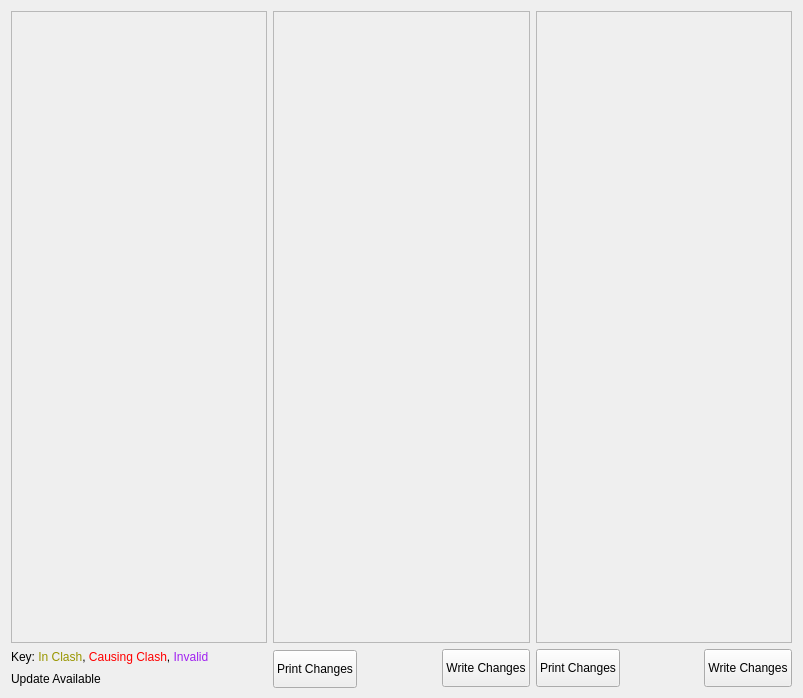
Old version of the form dls_dependency_tree/dependency_checker.ui in the repository DiamondLightSource/dls-dependency-tree.
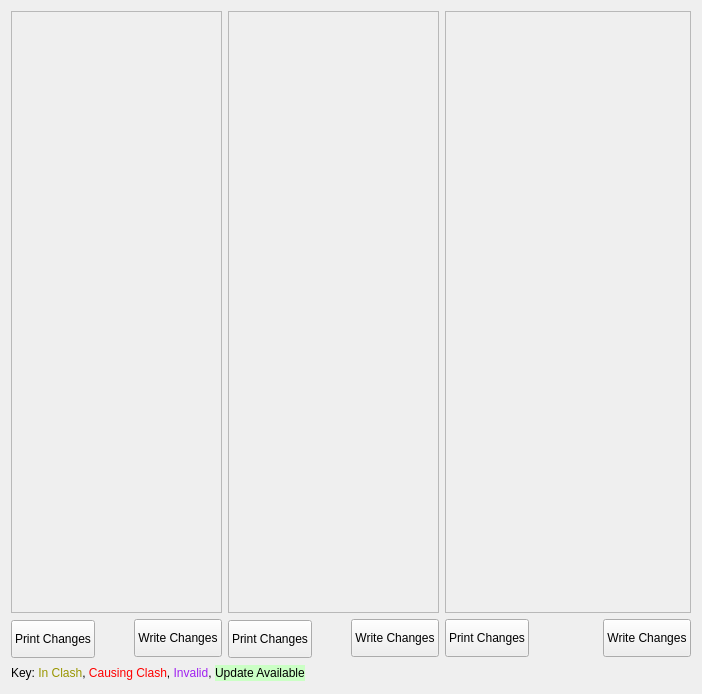
New version of the form.

Commit message: dls_dependency_tree: modified so it works with RELEASE.Common.blah files and understands iocbuilder _RELEASE files better.

The edit to the form file:
```diff
--- a/dls_dependency_tree/dependency_checker.ui
+++ b/dls_dependency_tree/dependency_checker.ui
@@ -6,90 +6,84 @@
    <rect>
     <x>0</x>
     <y>0</y>
-    <width>803</width>
-    <height>698</height>
+    <width>702</width>
+    <height>694</height>
    </rect>
   </property>
   <property name="windowTitle">
    <string>Form1</string>
   </property>
   <widget class="QWidget" name="widget">
-   <property name="geometry">
-    <rect>
-     <x>0</x>
-     <y>0</y>
-     <width>803</width>
-     <height>698</height>
-    </rect>
-   </property>
-   <layout class="QGridLayout">
-    <item row="2" column="0">
-     <widget class="QLabel" name="textLabel1_2">
-      <property name="sizePolicy">
-       <sizepolicy hsizetype="Expanding" vsizetype="Fixed">
-        <horstretch>0</horstretch>
-        <verstretch>0</verstretch>
-       </sizepolicy>
-      </property>
-      <property name="minimumSize">
-       <size>
-        <width>210</width>
-        <height>16</height>
-       </size>
-      </property>
-      <property name="text">
-       <string>Update Available</string>
-      </property>
-      <property name="wordWrap">
-       <bool>false</bool>
-      </property>
-     </widget>
-    </item>
-    <item row="1" column="0">
-     <widget class="QLabel" name="textLabel1">
-      <property name="sizePolicy">
-       <sizepolicy hsizetype="Expanding" vsizetype="Fixed">
-        <horstretch>0</horstretch>
-        <verstretch>0</verstretch>
-       </sizepolicy>
-      </property>
-      <property name="minimumSize">
-       <size>
-        <width>210</width>
-        <height>16</height>
-       </size>
-      </property>
-      <property name="maximumSize">
-       <size>
-        <width>32767</width>
-        <height>16</height>
-       </size>
-      </property>
-      <property name="text">
-       <string>Key:   &lt;font color=&quot;#999600&quot;&gt;In Clash&lt;/font&gt;,  &lt;font color=&quot;#ff0000&quot;&gt;Causing Clash&lt;/font&gt;,  &lt;font color=&quot;#a020f0&quot;&gt;Invalid&lt;/font&gt;</string>
-      </property>
-      <property name="wordWrap">
-       <bool>false</bool>
-      </property>
-     </widget>
-    </item>
+   <layout class="QGridLayout" name="gridLayout">
     <item row="0" column="0">
-     <widget class="QFrame" name="originalFrame">
-      <property name="sizePolicy">
-       <sizepolicy hsizetype="Minimum" vsizetype="Minimum">
-        <horstretch>0</horstretch>
-        <verstretch>0</verstretch>
-       </sizepolicy>
-      </property>
-      <property name="frameShape">
-       <enum>QFrame::StyledPanel</enum>
-      </property>
-      <property name="frameShadow">
-       <enum>QFrame::Raised</enum>
-      </property>
-     </widget>
+     <layout class="QGridLayout" name="_2">
+      <item row="1" column="2">
+       <widget class="QPushButton" name="originalWrite">
+        <property name="minimumSize">
+         <size>
+          <width>0</width>
+          <height>38</height>
+         </size>
+        </property>
+        <property name="text">
+         <string>Write Changes</string>
+        </property>
+       </widget>
+      </item>
+      <item row="1" column="0">
+       <widget class="QPushButton" name="originalPrint">
+        <property name="minimumSize">
+         <size>
+          <width>0</width>
+          <height>38</height>
+         </size>
+        </property>
+        <property name="maximumSize">
+         <size>
+          <width>32767</width>
+          <height>36</height>
+         </size>
+        </property>
+        <property name="text">
+         <string>Print Changes</string>
+        </property>
+       </widget>
+      </item>
+      <item row="0" column="0" colspan="3">
+       <widget class="QFrame" name="originalFrame">
+        <property name="sizePolicy">
+         <sizepolicy hsizetype="Minimum" vsizetype="MinimumExpanding">
+          <horstretch>0</horstretch>
+          <verstretch>0</verstretch>
+         </sizepolicy>
+        </property>
+        <property name="frameShape">
+         <enum>QFrame::StyledPanel</enum>
+        </property>
+        <property name="frameShadow">
+         <enum>QFrame::Raised</enum>
+        </property>
+       </widget>
+      </item>
+      <item row="1" column="1">
+       <spacer name="spacer1_3">
+        <property name="orientation">
+         <enum>Qt::Horizontal</enum>
+        </property>
+        <property name="sizeType">
+         <enum>QSizePolicy::Expanding</enum>
+        </property>
+        <property name="sizeHint" stdset="0">
+         <size>
+          <width>20</width>
+          <height>30</height>
+         </size>
+        </property>
+       </spacer>
+      </item>
+     </layout>
     </item>
-    <item row="0" column="1" rowspan="3">
+    <item row="0" column="1">
      <layout class="QGridLayout">
       <item row="1" column="2">
        <widget class="QPushButton" name="consistentWrite">
@@ -123,22 +117,6 @@
         </property>
        </widget>
       </item>
-      <item row="0" column="0" colspan="3">
-       <widget class="QFrame" name="consistentFrame">
-        <property name="sizePolicy">
-         <sizepolicy hsizetype="Minimum" vsizetype="Minimum">
-          <horstretch>0</horstretch>
-          <verstretch>0</verstretch>
-         </sizepolicy>
-        </property>
-        <property name="frameShape">
-         <enum>QFrame::StyledPanel</enum>
-        </property>
-        <property name="frameShadow">
-         <enum>QFrame::Raised</enum>
-        </property>
-       </widget>
-      </item>
       <item row="1" column="1">
        <spacer name="spacer1_2">
         <property name="orientation">
@@ -155,9 +133,25 @@
         </property>
        </spacer>
       </item>
+      <item row="0" column="0" colspan="3">
+       <widget class="QFrame" name="consistentFrame">
+        <property name="sizePolicy">
+         <sizepolicy hsizetype="Minimum" vsizetype="MinimumExpanding">
+          <horstretch>0</horstretch>
+          <verstretch>0</verstretch>
+         </sizepolicy>
+        </property>
+        <property name="frameShape">
+         <enum>QFrame::StyledPanel</enum>
+        </property>
+        <property name="frameShadow">
+         <enum>QFrame::Raised</enum>
+        </property>
+       </widget>
+      </item>
      </layout>
     </item>
-    <item row="0" column="2" rowspan="3">
+    <item row="0" column="2">
      <layout class="QGridLayout">
       <item row="1" column="2">
        <widget class="QPushButton" name="latestWrite">
@@ -210,7 +204,7 @@
       <item row="0" column="0" colspan="3">
        <widget class="QFrame" name="latestFrame">
         <property name="sizePolicy">
-         <sizepolicy hsizetype="Minimum" vsizetype="Minimum">
+         <sizepolicy hsizetype="Minimum" vsizetype="MinimumExpanding">
           <horstretch>0</horstretch>
           <verstretch>0</verstretch>
          </sizepolicy>
@@ -225,25 +219,87 @@
       </item>
      </layout>
     </item>
+    <item row="1" column="0" colspan="3">
+     <layout class="QHBoxLayout" name="horizontalLayout">
+      <property name="spacing">
+       <number>0</number>
+      </property>
+      <item>
+       <widget class="QLabel" name="textLabel1">
+        <property name="sizePolicy">
+         <sizepolicy hsizetype="Minimum" vsizetype="Fixed">
+          <horstretch>0</horstretch>
+          <verstretch>0</verstretch>
+         </sizepolicy>
+        </property>
+        <property name="minimumSize">
+         <size>
+          <width>5</width>
+          <height>16</height>
+         </size>
+        </property>
+        <property name="maximumSize">
+         <size>
+          <width>32767</width>
+          <height>16</height>
+         </size>
+        </property>
+        <property name="text">
+         <string>&lt;html&gt;&lt;head/&gt;&lt;body&gt;&lt;p&gt;Key: &lt;span style=&quot; color:#999600;&quot;&gt;In Clash&lt;/span&gt;, &lt;span style=&quot; color:#ff0000;&quot;&gt;Causing Clash&lt;/span&gt;, &lt;span style=&quot; color:#a020f0;&quot;&gt;Invalid&lt;/span&gt;, &lt;/p&gt;&lt;/body&gt;&lt;/html&gt;</string>
+        </property>
+        <property name="wordWrap">
+         <bool>false</bool>
+        </property>
+       </widget>
+      </item>
+      <item>
+       <widget class="QLabel" name="textLabel1_2">
+        <property name="sizePolicy">
+         <sizepolicy hsizetype="Minimum" vsizetype="Fixed">
+          <horstretch>0</horstretch>
+          <verstretch>0</verstretch>
+         </sizepolicy>
+        </property>
+        <property name="minimumSize">
+         <size>
+          <width>5</width>
+          <height>16</height>
+         </size>
+        </property>
+        <property name="styleSheet">
+         <string notr="true">QLabel {background-color: rgb(203,255,197) }</string>
+        </property>
+        <property name="text">
+         <string>Update Available</string>
+        </property>
+        <property name="wordWrap">
+         <bool>false</bool>
+        </property>
+       </widget>
+      </item>
+      <item>
+       <spacer name="horizontalSpacer">
+        <property name="orientation">
+         <enum>Qt::Horizontal</enum>
+        </property>
+        <property name="sizeType">
+         <enum>QSizePolicy::MinimumExpanding</enum>
+        </property>
+        <property name="sizeHint" stdset="0">
+         <size>
+          <width>40</width>
+          <height>20</height>
+         </size>
+        </property>
+       </spacer>
+      </item>
+     </layout>
+    </item>
    </layout>
   </widget>
  </widget>
  <layoutdefault spacing="6" margin="11"/>
  <pixmapfunction>qPixmapFromMimeSource</pixmapfunction>
- <customwidgets>
-  <customwidget>
-   <class>QFrame</class>
-   <extends>QFrame</extends>
-   <header>Qt3Support/QFrame</header>
-   <container>1</container>
-  </customwidget>
-  <customwidget>
-   <class>QMainWindow</class>
-   <extends>QWidget</extends>
-   <header>Qmainwindow.h</header>
-   <container>1</container>
-  </customwidget>
- </customwidgets>
  <resources/>
  <connections/>
 </ui>
```
The commit also changes 3 other files.
